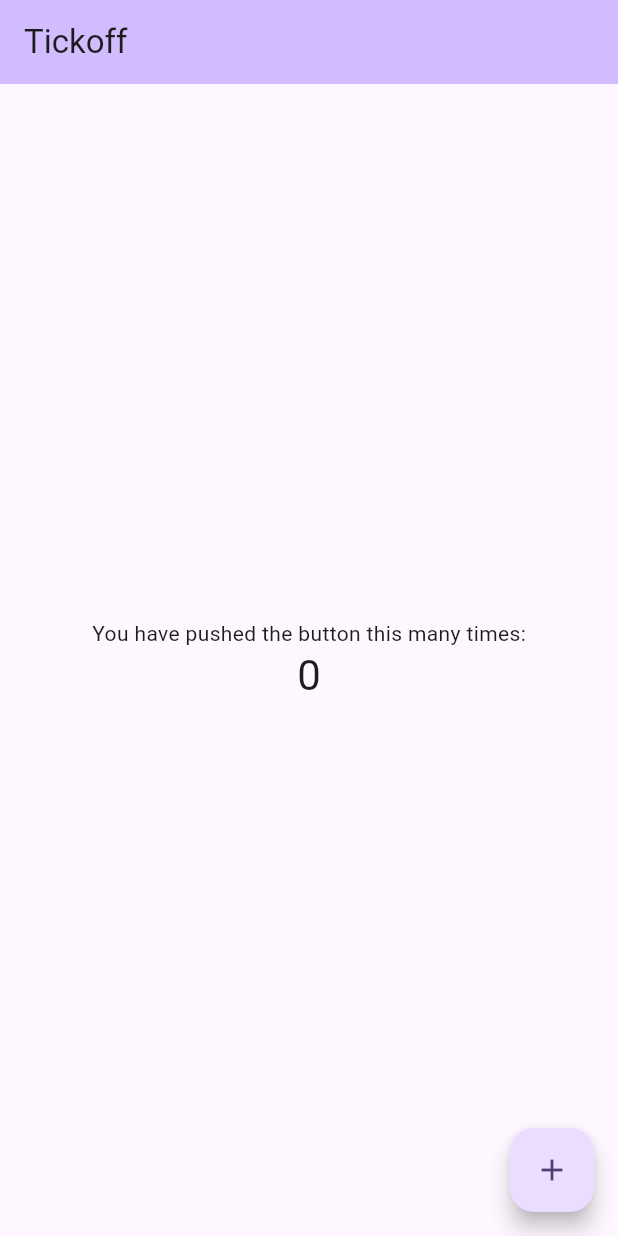
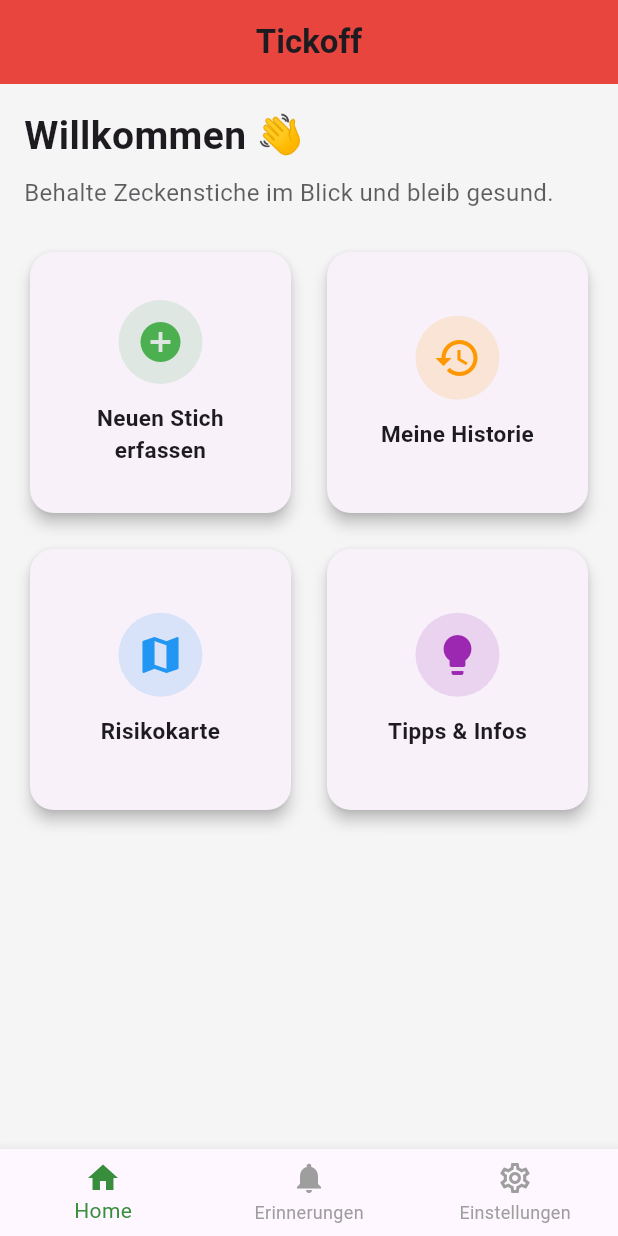
Before and after one commit to DeadEndshadow/Tickoff, a Flutter app: the screen it shows after launch, on a phone screen of 412 x 824 dp. Run offline on Flutter 3.47's test engine with Material 3 defaults, Android fonts, the light colour scheme and no system bars; our stand-ins replace google_maps_flutter.

Commit message:
Refactor app structure and add theme management; implement home, settings, and risk map pages

```diff
--- a/tickoff/lib/src/app.dart
+++ b/tickoff/lib/src/app.dart
@@ -1,5 +1,6 @@
 import 'package:flutter/material.dart';
 import 'package:tickoff/src/pages/home_page.dart';
+import 'package:tickoff/src/services/theme_controller.dart';
 
 class MyApp extends StatelessWidget {
   const MyApp({super.key});
@@ -7,12 +8,23 @@ class MyApp extends StatelessWidget {
   // This widget is the root of your application.
   @override
   Widget build(BuildContext context) {
-    return MaterialApp(
-      title: 'Tickoff',
-      theme: ThemeData(
-        colorScheme: ColorScheme.fromSeed(seedColor: Colors.deepPurple),
-      ),
-      home: const MyHomePage(title: 'Tickoff'),
+    return ValueListenableBuilder<ThemeMode>(
+      valueListenable: ThemeController.instance.themeMode,
+      builder: (context, mode, _) {
+        return MaterialApp(
+          debugShowCheckedModeBanner: false,
+          themeMode: mode,
+          theme: ThemeData(
+            colorScheme: ColorScheme.fromSeed(seedColor: Colors.deepPurple),
+            brightness: Brightness.light,
+          ),
+          darkTheme: ThemeData(
+            colorScheme: ColorScheme.fromSeed(seedColor: Colors.deepPurple, brightness: Brightness.dark),
+            brightness: Brightness.dark,
+          ),
+          home: const HomePage(),
+        );
+      },
     );
   }
 }
--- a/tickoff/lib/src/pages/home_page.dart
+++ b/tickoff/lib/src/pages/home_page.dart
@@ -1,46 +1,171 @@
 import 'package:flutter/material.dart';
+import 'package:tickoff/src/pages/riskmap_page.dart';
+import 'package:tickoff/src/pages/settings_page.dart';
 
-class MyHomePage extends StatefulWidget {
-  const MyHomePage({super.key, required this.title});
+class HomePage extends StatelessWidget {
+  const HomePage({super.key});
 
-  final String title;
-
-  @override
-  State<MyHomePage> createState() => _MyHomePageState();
-}
-
-class _MyHomePageState extends State<MyHomePage> {
-  int _counter = 0;
-
-  void _incrementCounter() {
-    setState(() {
-      _counter++;
-    });
-  }
+  static const String title = 'Tickoff';
 
   @override
   Widget build(BuildContext context) {
     return Scaffold(
+      backgroundColor: Theme.of(context).brightness == Brightness.light
+          ? Colors.grey[100]
+          : Colors.grey[900],
       appBar: AppBar(
-        backgroundColor: Theme.of(context).colorScheme.inversePrimary,
-        title: Text(widget.title),
+
+        title: const Text(
+          "Tickoff",
+          style: TextStyle(
+            fontWeight: FontWeight.bold,
+            fontSize: 22,
+          ),
+        ),
+        centerTitle: true,
+        backgroundColor: Colors.red,
+        elevation: 4,
       ),
-      body: Center(
+      body: Padding(
+        padding: const EdgeInsets.all(16.0),
         child: Column(
-          mainAxisAlignment: MainAxisAlignment.center,
-          children: <Widget>[
-            const Text('You have pushed the button this many times:'),
+          crossAxisAlignment: CrossAxisAlignment.start,
+          children: [
+            const Text(
+              "Willkommen 👋",
+              style: TextStyle(
+                fontSize: 26,
+                fontWeight: FontWeight.bold,
+              ),
+            ),
+            const SizedBox(height: 8),
             Text(
-              '$_counter',
-              style: Theme.of(context).textTheme.headlineMedium,
+              "Behalte Zeckenstiche im Blick und bleib gesund.",
+              style: TextStyle(
+                color: Theme.of(context).textTheme.bodyMedium?.color?.withOpacity(0.7),
+                fontSize: 16,
+              ),
+            ),
+            const SizedBox(height: 24),
+
+            // Grid mit Cards
+            Expanded(
+              child: GridView.count(
+                crossAxisCount: 2,
+                crossAxisSpacing: 16,
+                mainAxisSpacing: 16,
+                children: [
+                  _buildFeatureCard(
+                    context: context,
+                    icon: Icons.add_circle,
+                    color: Colors.green,
+                    title: "Neuen Stich erfassen",
+                  ),
+                  _buildFeatureCard(
+                    context: context,
+                    icon: Icons.history,
+                    color: Colors.orange,
+                    title: "Meine Historie",
+                  ),
+                  _buildFeatureCard(
+                    context: context,
+                    icon: Icons.map,
+                    color: Colors.blue,
+                    title: "Risikokarte",
+                  ),
+                  _buildFeatureCard(
+                    context: context,
+                    icon: Icons.lightbulb,
+                    color: Colors.purple,
+                    title: "Tipps & Infos",
+                  ),
+                ],
+              ),
             ),
           ],
         ),
       ),
-      floatingActionButton: FloatingActionButton(
-        onPressed: _incrementCounter,
-        tooltip: 'Increment',
-        child: const Icon(Icons.add),
+
+      // Navigation unten
+      bottomNavigationBar: BottomNavigationBar(
+        selectedItemColor: Colors.green.shade700,
+        unselectedItemColor: Colors.grey,
+
+        currentIndex: 0,
+        onTap: (index) {
+          if (index == 1) {
+
+          } else if (index == 2) {
+            Navigator.push(
+              context,
+              MaterialPageRoute(builder: (context) => const SettingsPage()),
+            );
+          } else {
+            // Stay on home page
+          }
+        },
+        items: const [
+          BottomNavigationBarItem(
+            icon: Icon(Icons.home),
+            label: "Home",
+          ),
+          BottomNavigationBarItem(
+            icon: Icon(Icons.notifications),
+            label: "Erinnerungen",
+          ),
+          BottomNavigationBarItem(
+            icon: Icon(Icons.settings_outlined),
+            activeIcon: Icon(Icons.settings),
+            label: "Einstellungen",
+          ),
+        ],
+      ),
+  );
+  }
+
+  Widget _buildFeatureCard({
+    required IconData icon,
+    required Color color,
+    required String title,
+    required BuildContext context,
+  }) {
+    return Card(
+      elevation: 4,
+      shape: RoundedRectangleBorder(
+        borderRadius: BorderRadius.circular(16),
+      ),
+      child: InkWell(
+        borderRadius: BorderRadius.circular(16),
+        onTap: () {
+          if (title == "Risikokarte") {
+            Navigator.push(
+              context,
+              MaterialPageRoute(builder: (context) => const RiskMapPage()),
+            );
+          }
+        },
+        child: Padding(
+          padding: const EdgeInsets.all(16),
+          child: Column(
+            mainAxisAlignment: MainAxisAlignment.center,
+            children: [
+              CircleAvatar(
+                radius: 28,
+                backgroundColor: color.withOpacity(0.15),
+                child: Icon(icon, size: 32, color: color),
+              ),
+              const SizedBox(height: 12),
+              Text(
+                title,
+                textAlign: TextAlign.center,
+                style: const TextStyle(
+                  fontWeight: FontWeight.w600,
+                  fontSize: 15,
+                ),
+              ),
+            ],
+          ),
+        ),
       ),
     );
   }
--- /dev/null
+++ b/tickoff/lib/src/services/theme_controller.dart
@@ -0,0 +1,13 @@
+import 'package:flutter/material.dart';
+
+class ThemeController {
+  ThemeController._internal();
+  static final ThemeController instance = ThemeController._internal();
+
+  final ValueNotifier<ThemeMode> themeMode = ValueNotifier(ThemeMode.light);
+
+  void setLight() => themeMode.value = ThemeMode.light;
+  void setDark() => themeMode.value = ThemeMode.dark;
+  void toggle() => themeMode.value =
+      themeMode.value == ThemeMode.light ? ThemeMode.dark : ThemeMode.light;
+}
--- a/tickoff/pubspec.yaml
+++ b/tickoff/pubspec.yaml
@@ -34,6 +34,8 @@ dependencies:
   # The following adds the Cupertino Icons font to your application.
   # Use with the CupertinoIcons class for iOS style icons.
   cupertino_icons: ^1.0.8
+  get: ^4.7.2
+  google_maps_flutter: ^2.13.1
 
 dev_dependencies:
   flutter_test:
```
Also changed, not shown: tickoff/lib/src/pages/riskmap_page.dart (added, +58 -0 lines), tickoff/lib/src/pages/settings_page.dart (added, +72 -0 lines), 3 other files.
